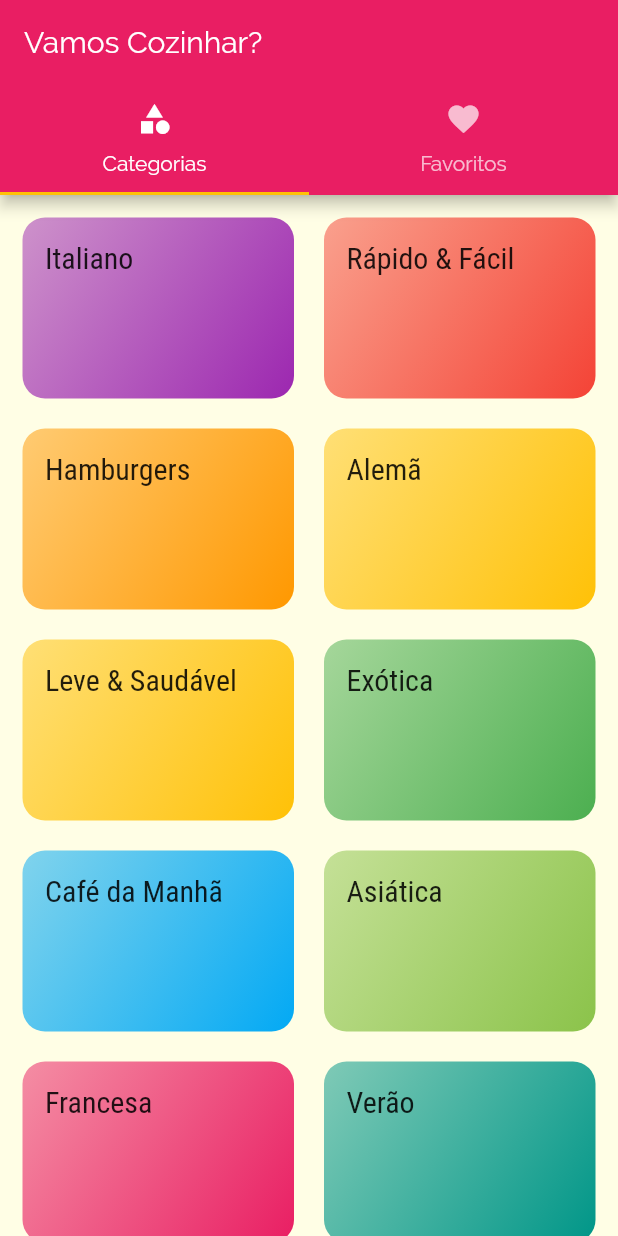
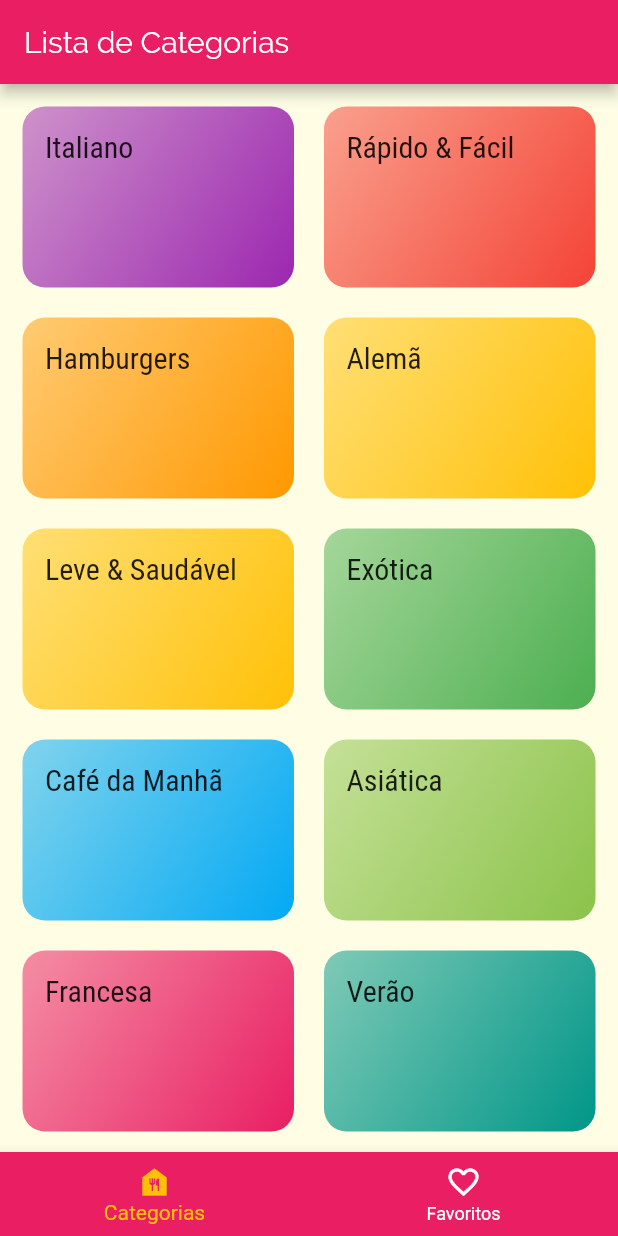
Before and after one commit to arthurdeoliveiraribeiro/meals, a Flutter app: the screen it shows after launch, on a phone screen of 412 x 824 dp. Run offline on Flutter 3.47's test engine with Material 2 defaults, Android fonts, the phone set to English and light mode, and no system bars.

Commit message:
dividindo as telas
categoria e favorito

```diff
--- a/lib/screens/tabs_screen.dart
+++ b/lib/screens/tabs_screen.dart
@@ -2,37 +2,54 @@ import 'package:flutter/material.dart';
 import 'categories_screen.dart';
 import 'favorite_screen.dart';
 
-class TabsScreen extends StatelessWidget {
+class TabsScreen extends StatefulWidget {
+  @override
+  _TabsScreenState createState() => _TabsScreenState();
+}
+
+class _TabsScreenState extends State<TabsScreen> {
+
+  int _selectedScreenIndex = 0;
+  final List<Map<String, Object>> _screens = [
+      {'title':'Lista de Categorias', 'screen': CategoriesScreen()},
+      {'title':'Meus favoritos', 'screen': FavoriteScreen()},
+      //Lista de telas
+  ];
+
+  _selectScreen( int index){
+    setState(() {
+      _selectedScreenIndex = index;
+    });
+  }
+
   @override
   Widget build(BuildContext context) {
-    return DefaultTabController(
-      length: 2,
+    return Scaffold(
+      appBar: AppBar(
+        title: Text(_screens[_selectedScreenIndex]['title']),
+      ),
+      body: _screens[_selectedScreenIndex]['screen'],//começando com a tela 0
+      bottomNavigationBar: BottomNavigationBar(
+        onTap: _selectScreen,
+        backgroundColor: Theme.of(context).primaryColor,
+        unselectedItemColor: Colors.white,
+        selectedItemColor: Theme.of(context).accentColor,
+        currentIndex: _selectedScreenIndex,
+        type: BottomNavigationBarType.fixed,
+        items: [
+          BottomNavigationBarItem(
+            icon: Icon(Icons.food_bank),
+            title: Text('Categorias')
 
-      child: Scaffold(
-        appBar: AppBar(
-          title: Text('Vamos Cozinhar?'),
-          bottom: TabBar(
-            tabs: [
-              Tab(
-                icon: Icon(Icons.category),
-                text: 'Categorias',
-              ),
-              Tab(
-                icon: Icon(Icons.favorite),
-                text: 'Favoritos',
-              )
-            ],
           ),
-        ),
-        body: TabBarView(
-          children: [
-            CategoriesScreen(),
-            FavoriteScreen()
-          ],
-        )
+          BottomNavigationBarItem(
+            icon: Icon(Icons.favorite_outline),
+            title: Text('Favoritos')
+
+          ),
+        ],
       ),
-      //Eu digo quantas abas tem e passo elas
-      // passei duas abas uma de favorito e outra de categorias
+
     );
 
   }
```
